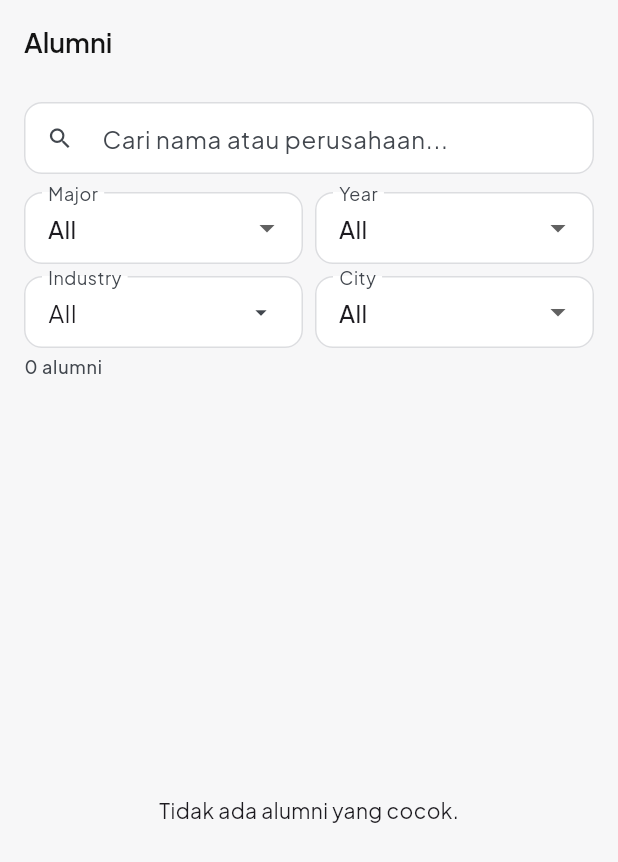
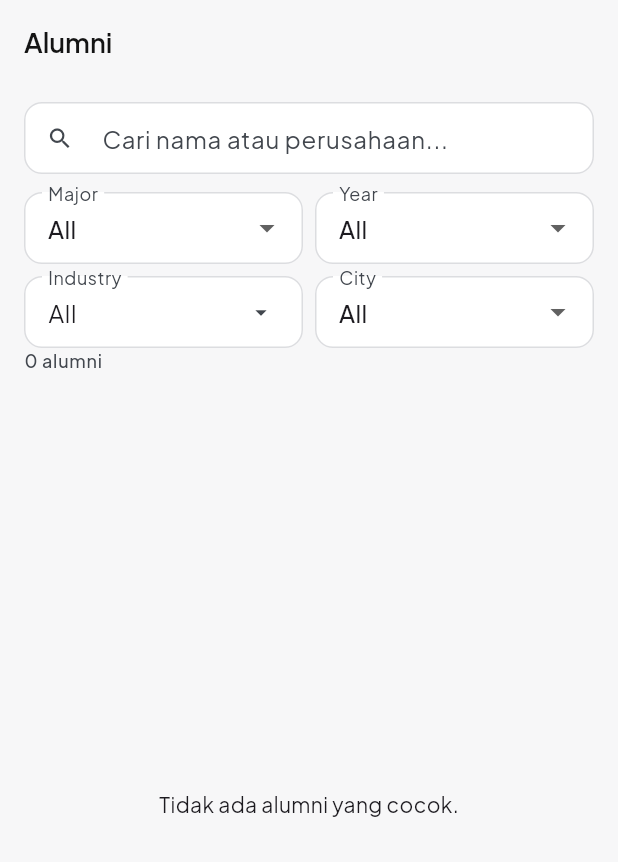
Before and after one commit to FarrelAlfarabi/Undip-Alumni-Connect, a Flutter app: the AlumniScreen screen opened directly with empty values, on a phone screen of 412 x 824 dp. Shown: the top 862 px of the screen. Run offline on Flutter 3.47's test engine with Material 3 defaults, Android fonts, the phone set to English and light mode, and no system bars; our stand-ins replace file_picker, flutter_dotenv, flutter_secure_storage, google_fonts, local_auth, package_info_plus and 1 more; accounts and stored records are empty; network calls fail.

Commit message:
Save vertical space in Explore and Members filters
Kategori shares a row with Produk saya; Hapus filter only takes a row when active; member count and Hapus filter share a row.

Co-Authored-By: Claude Sonnet 5.5 <noreply@anthropic.com>
Claude-Session: https://claude.ai/code/session_01TXhGFPBfbzDQU1UCEqAWLX

```diff
--- a/lib/screens/directory_screen.dart
+++ b/lib/screens/directory_screen.dart
@@ -278,9 +278,10 @@ class _DirectoryScreenState extends State<DirectoryScreen> {
               ),
             ),
             Padding(
-              padding: const EdgeInsets.fromLTRB(16, 4, 16, 0),
-              child: Align(
-                alignment: Alignment.centerLeft,
+              padding: const EdgeInsets.fromLTRB(16, 0, 16, 0),
+              child: Row(
+                children: [
+                  Expanded(
                     child: Text(
                       _hasActiveFilters
                           ? '${filtered.length} dari ${all.length} alumni'
@@ -291,12 +292,11 @@ class _DirectoryScreenState extends State<DirectoryScreen> {
                       ),
                     ),
                   ),
-            ),
-            Padding(
-              padding: const EdgeInsets.fromLTRB(16, 0, 16, 4),
-              child: ClearFiltersButton(
+                  ClearFiltersButton(
                     active: _hasActiveFilters,
                     onPressed: _clearFilters,
+                  ),
+                ],
               ),
             ),
             Expanded(
```
Also changed, not shown: lib/screens/job_board_screen.dart (+10 -7 lines), lib/screens/marketplace_screen.dart (+12 -10 lines), 1 other file. Lines whose indentation alone changed are shown as unchanged.
